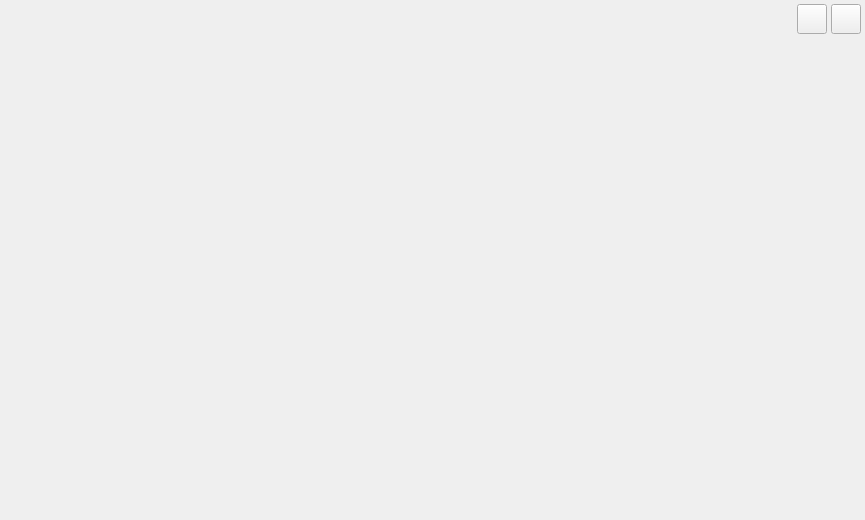
UbuntuKylin/indicator-china-weather, file src/mainwindow.ui: the form before one commit.
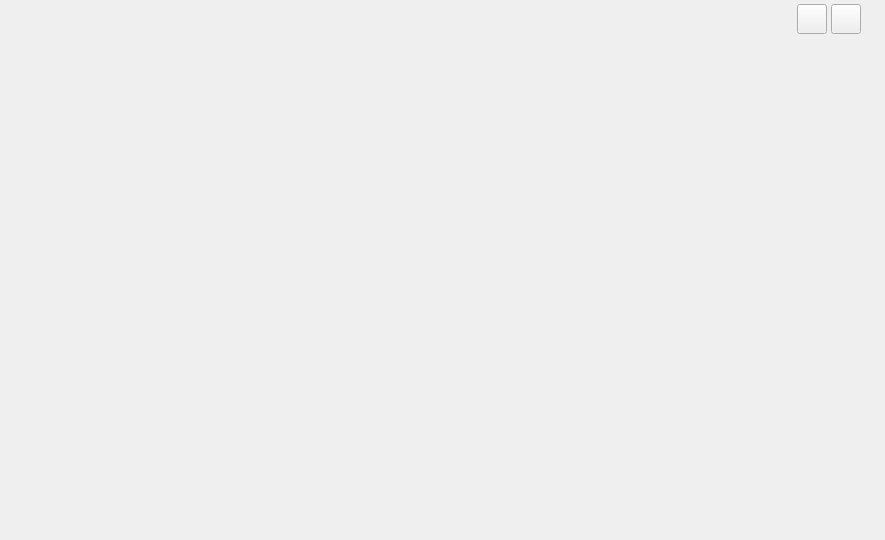
The form after the commit.

The edit to the form file:
```diff
--- a/src/mainwindow.ui
+++ b/src/mainwindow.ui
@@ -1,13 +1,13 @@
 <?xml version="1.0" encoding="UTF-8"?>
 <ui version="4.0">
  <class>MainWindow</class>
- <widget class="QMainWindow" name="MainWindow">
+ <widget class="QWidget" name="MainWindow">
   <property name="geometry">
    <rect>
     <x>0</x>
     <y>0</y>
-    <width>865</width>
-    <height>520</height>
+    <width>885</width>
+    <height>540</height>
    </rect>
   </property>
   <property name="windowTitle">
```
